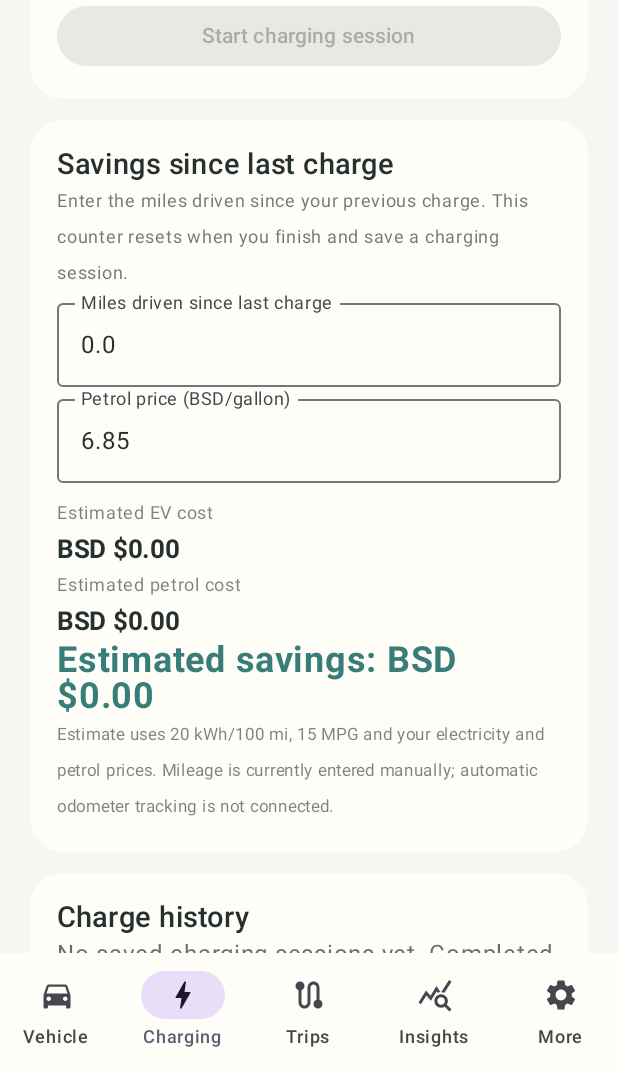
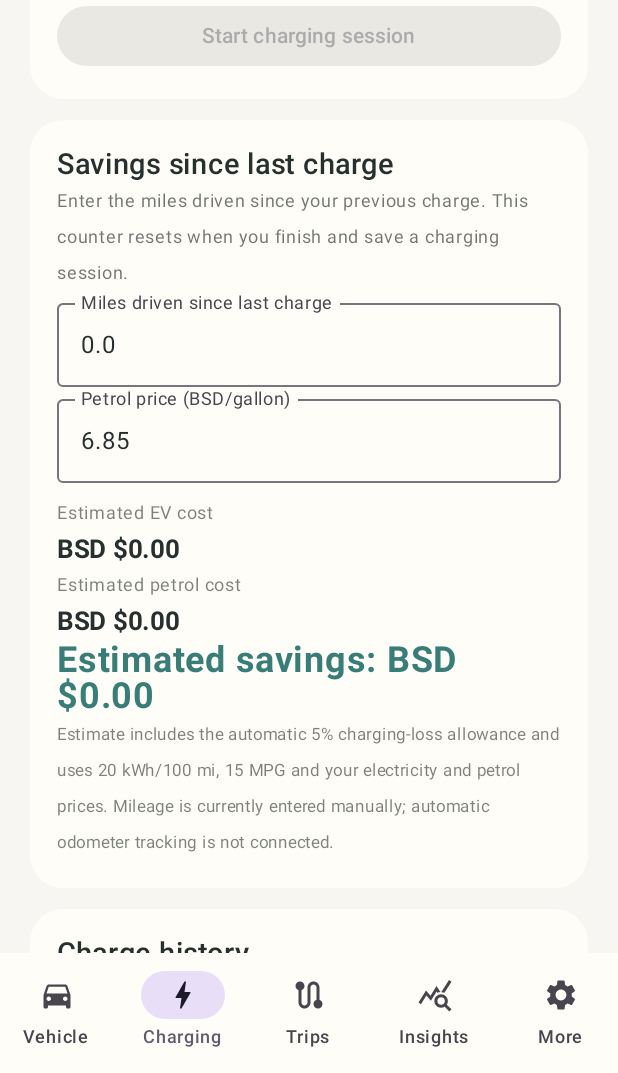
Before and after one commit to cryptomike87/TidalVolt-Ev-mate, an Android app built with Jetpack Compose: the screen it shows after launch (MainActivity), item 2 of the bottom bar chosen, scrolled down 520 dp, on a phone screen of 412 x 824 dp, the part 163-1236 px from its top. Run offline under Robolectric (Android 15) with nearby library versions, the phone set to English and light mode, and no system bars.

Commit message:
Keep charging loss visible and include it in EV cost comparisons

```diff
--- a/app/src/main/java/com/tidalvolt/app/MainActivity.kt
+++ b/app/src/main/java/com/tidalvolt/app/MainActivity.kt
@@ -203,7 +203,9 @@ private fun ChargeScreen(card: Color, fg: Color, accent: Color) {
     val from = current.toDoubleOrNull()?.coerceIn(0.0,100.0)
     val to = target.toDoubleOrNull()?.coerceIn(0.0,100.0)
     val tariff = rate.toDoubleOrNull()?.coerceAtLeast(0.0)
-    val gridKwh = if (from != null && to != null && to >= from) 45.1 * (to-from) / 100.0 / .95 else null
+    val batteryKwh = if (from != null && to != null && to >= from) 45.1 * (to-from) / 100.0 else null
+    val gridKwh = batteryKwh?.div(0.95)
+    val lossKwh = if (gridKwh != null && batteryKwh != null) gridKwh - batteryKwh else null
     val estimate = if (gridKwh != null && tariff != null) gridKwh * tariff else null
     Panel(card) {
         Text("Charging estimator", color = fg, fontWeight = FontWeight.SemiBold, fontSize = 19.sp)
@@ -213,8 +215,10 @@ private fun ChargeScreen(card: Color, fg: Color, accent: Color) {
         NumberField("Target battery %", target, { target=it }, fg)
         NumberField("Electricity price (BSD/kWh)", rate, { rate=it }, fg)
         Spacer(Modifier.height(14.dp))
-        if (gridKwh != null && estimate != null) {
-            Text("Estimated grid energy: %.2f kWh".format(gridKwh), color = fg)
+        if (gridKwh != null && estimate != null && batteryKwh != null && lossKwh != null) {
+            Text("Energy stored in battery: %.2f kWh".format(batteryKwh), color = fg)
+            Text("Estimated 5% charging loss: %.2f kWh".format(lossKwh), color = fg.copy(alpha=.7f), fontSize = 12.sp)
+            Text("Estimated energy from charger: %.2f kWh".format(gridKwh), color = fg, fontWeight = FontWeight.SemiBold)
             Text("Estimated cost: BSD $%.2f".format(estimate), color = accent, fontSize = 27.sp, fontWeight = FontWeight.Bold)
         } else {
             Text("Enter a valid current battery level and a target at or above it to see your estimate.", color = fg.copy(alpha=.7f))
@@ -275,13 +279,13 @@ private fun ChargeScreen(card: Color, fg: Color, accent: Color) {
         }, fg)
         val miles = distanceSinceCharge.toDoubleOrNull()?.coerceAtLeast(0.0) ?: 0.0
         val gas = petrolPrice.toDoubleOrNull()?.coerceAtLeast(0.0) ?: 0.0
-        val evCost = miles * 20.0 / 100.0 * (rate.toDoubleOrNull()?.coerceAtLeast(0.0) ?: 0.55)
+        val evCost = miles * 20.0 / 100.0 / .95 * (rate.toDoubleOrNull()?.coerceAtLeast(0.0) ?: 0.55)
         val petrolCost = miles / 15.0 * gas
         Spacer(Modifier.height(8.dp))
         Metric("Estimated EV cost", "BSD $%.2f".format(evCost), fg)
         Metric("Estimated petrol cost", "BSD $%.2f".format(petrolCost), fg)
         Text("Estimated savings: BSD $%.2f".format(petrolCost - evCost), color=accent, fontSize=24.sp, fontWeight=FontWeight.Bold)
-        Text("Estimate uses 20 kWh/100 mi, 15 MPG and your electricity and petrol prices. Mileage is currently entered manually; automatic odometer tracking is not connected.", color=fg.copy(alpha=.6f), fontSize=11.sp)
+        Text("Estimate includes the automatic 5% charging-loss allowance and uses 20 kWh/100 mi, 15 MPG and your electricity and petrol prices. Mileage is currently entered manually; automatic odometer tracking is not connected.", color=fg.copy(alpha=.6f), fontSize=11.sp)
     }
     Spacer(Modifier.height(14.dp))
     Panel(card) {
@@ -314,7 +318,7 @@ private fun SavingsScreen(card: Color, fg: Color, accent: Color) {
     var petrol by remember { mutableStateOf("6.85") }
     val distance = miles.toDoubleOrNull()?.coerceAtLeast(0.0) ?: 0.0
     val fuel = petrol.toDoubleOrNull()?.coerceAtLeast(0.0) ?: 0.0
-    val evCost = distance * 20.0 / 100.0 * .55
+    val evCost = distance * 20.0 / 100.0 / .95 * .55
     val gasCost = distance / 15.0 * fuel
     Panel(card) {
         Text("EV vs petrol savings", color = fg, fontSize = 19.sp, fontWeight = FontWeight.SemiBold)
@@ -325,7 +329,7 @@ private fun SavingsScreen(card: Color, fg: Color, accent: Color) {
         Spacer(Modifier.height(8.dp))
         Metric("Estimated petrol cost", "BSD $%.2f".format(gasCost), fg)
         Text("Estimated monthly difference: BSD $%.2f".format(max(0.0,gasCost-evCost)), color=accent, fontSize=24.sp, fontWeight=FontWeight.Bold)
-        Text("Illustrative assumptions: 20 kWh/100 mi, BSD $0.55/kWh, 15 MPG. Edit assumptions in a future settings update.", color=fg.copy(alpha=.6f), fontSize=11.sp)
+        Text("Illustrative assumptions include 5% charging loss: 20 kWh/100 mi from the battery, BSD $0.55/kWh and 15 MPG.", color=fg.copy(alpha=.6f), fontSize=11.sp)
     }
 }
 
```
